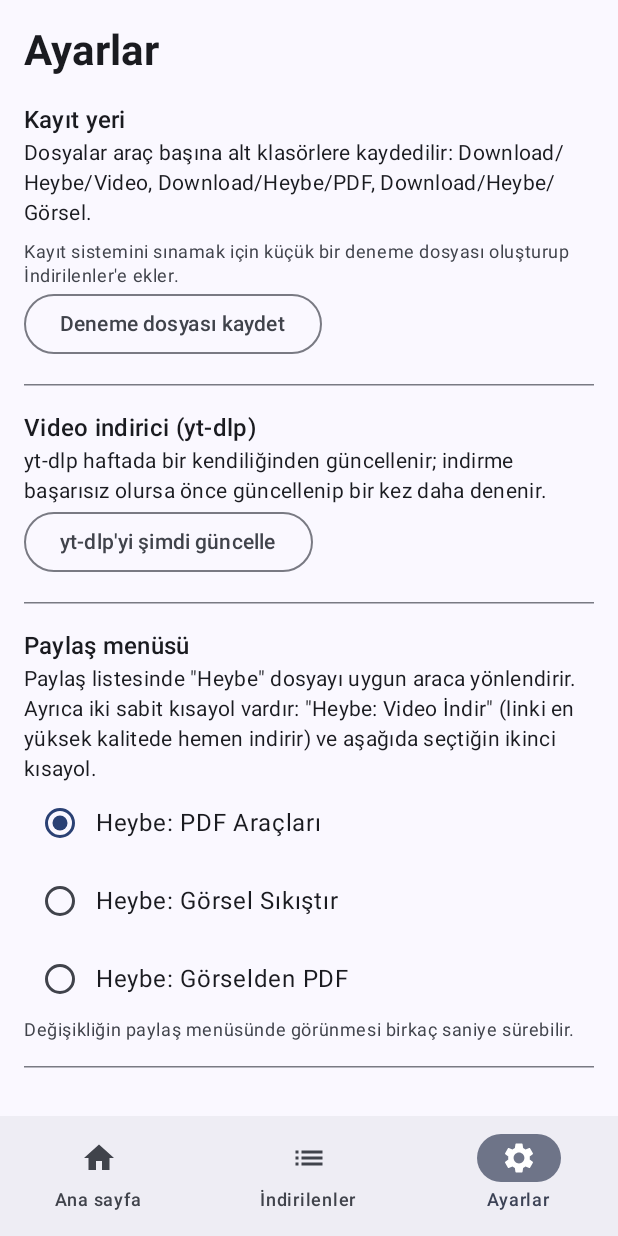
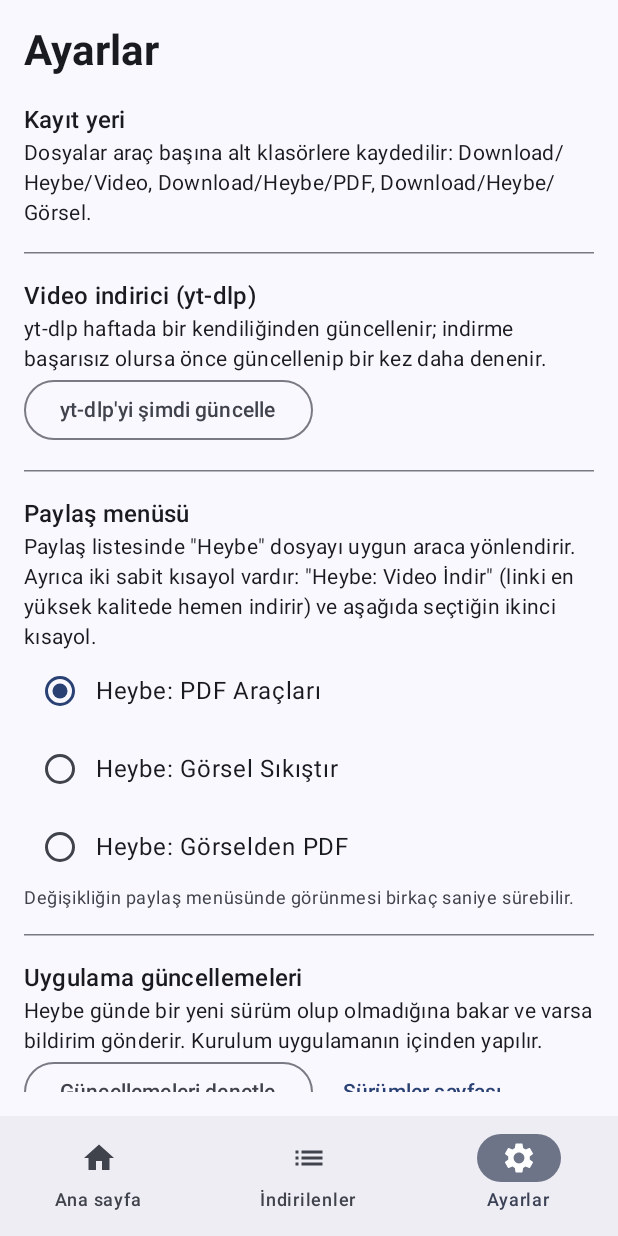
Before and after one commit to ercanerensayin/heybe, an Android app built with Jetpack Compose: the screen it shows after launch (MainActivity), item 3 of the bottom bar chosen, on a phone screen of 412 x 824 dp. Run offline under Robolectric (Android 15) with nearby library versions, the phone set to English and light mode, and no system bars; libraries missing offline, so code that uses them is left out: com.tom_roush.pdfbox, com.yausername.youtubedl_android; pictures from the network do not load; 2 statements that could not run were skipped.

Commit message:
Heybe 1.0: ikon, bildirim ikonu, deneme düğmesi kaldırıldı
Co-Authored-By: Claude Opus 5.5 <noreply@anthropic.com>
Claude-Session: https://claude.ai/code/session_014GZJzdJG8kKEcJnWWuYoy4

```diff
--- a/app/build.gradle.kts
+++ b/app/build.gradle.kts
@@ -12,7 +12,7 @@ android {
         minSdk = 26; targetSdk = 34
         // GitHub Actions her derlemede numarayı artırır; böylece her sürüm öncekinin üstüne kurulur.
         val run = System.getenv("GITHUB_RUN_NUMBER")?.toIntOrNull() ?: 0
-        versionCode = 100 + run; versionName = "0.7.$run"
+        versionCode = 100 + run; versionName = "1.0.$run"
         ndk { abiFilters += listOf("arm64-v8a") }
     }
     signingConfigs {
--- a/app/src/main/AndroidManifest.xml
+++ b/app/src/main/AndroidManifest.xml
@@ -11,7 +11,8 @@
     <application
         android:name=".HeybeApp"
         android:label="Heybe"
-        android:icon="@android:drawable/ic_menu_agenda"
+        android:icon="@mipmap/ic_launcher"
+        android:roundIcon="@mipmap/ic_launcher_round"
         android:supportsRtl="true"
         android:requestLegacyExternalStorage="true"
         android:extractNativeLibs="true"
--- a/app/src/main/java/com/ercan/heybe/tools/video/DownloadWorker.kt
+++ b/app/src/main/java/com/ercan/heybe/tools/video/DownloadWorker.kt
@@ -60,7 +60,7 @@ class DownloadWorker(ctx: Context, params: WorkerParameters) : CoroutineWorker(c
 
     private fun notification(title: String, percent: Int?, text: String) =
         NotificationCompat.Builder(applicationContext, CHANNEL)
-            .setSmallIcon(android.R.drawable.stat_sys_download)
+            .setSmallIcon(com.ercan.heybe.R.drawable.ic_stat_heybe)
             .setContentTitle(title)
             .setContentText(text)
             .setOnlyAlertOnce(true)
--- a/app/src/main/java/com/ercan/heybe/ui/SettingsScreen.kt
+++ b/app/src/main/java/com/ercan/heybe/ui/SettingsScreen.kt
@@ -50,27 +50,6 @@ fun SettingsScreen() {
         Text("Dosyalar araç başına alt klasörlere kaydedilir: " +
             FileStore.Folder.entries.filter { it != FileStore.Folder.DENEME }.joinToString(", ") { FileStore.locationLabel(it) } + ".",
             style = MaterialTheme.typography.bodyMedium)
-        Spacer(Modifier.padding(4.dp))
-        Text("Kayıt sistemini sınamak için küçük bir deneme dosyası oluşturup İndirilenler'e ekler.",
-            style = MaterialTheme.typography.bodySmall, color = MaterialTheme.colorScheme.onSurfaceVariant)
-        OutlinedButton(onClick = {
-            withStorage {
-                scope.launch {
-                    val result = runCatching {
-                        withContext(Dispatchers.IO) {
-                            val stamp = SimpleDateFormat("dd.MM.yyyy HH:mm:ss", Locale("tr")).format(Date())
-                            val saved = FileStore.save(ctx, FileStore.Folder.DENEME, "heybe_deneme.txt", "text/plain") {
-                                it.write("Heybe kayıt denemesi\n$stamp\n".toByteArray())
-                            }
-                            Recorder.done(ctx, "deneme", saved, "text/plain")
-                            saved
-                        }
-                    }
-                    result.onSuccess { Toast.makeText(ctx, "Kaydedildi: ${FileStore.locationLabel(FileStore.Folder.DENEME)}/${it.name}", Toast.LENGTH_LONG).show() }
-                        .onFailure { Toast.makeText(ctx, "Kaydedilemedi: ${it.message}", Toast.LENGTH_LONG).show() }
-                }
-            }
-        }) { Text("Deneme dosyası kaydet") }
 
         HorizontalDivider(Modifier.padding(vertical = 16.dp))
         Text("Video indirici (yt-dlp)", style = MaterialTheme.typography.titleMedium)
--- a/app/src/main/java/com/ercan/heybe/update/DailyWorker.kt
+++ b/app/src/main/java/com/ercan/heybe/update/DailyWorker.kt
@@ -52,7 +52,7 @@ class DailyWorker(ctx: Context, params: WorkerParameters) : CoroutineWorker(ctx,
             Intent(ctx, MainActivity::class.java).putExtra(MainActivity.EXTRA_UPDATE, true).addFlags(Intent.FLAG_ACTIVITY_NEW_TASK),
             PendingIntent.FLAG_IMMUTABLE or PendingIntent.FLAG_UPDATE_CURRENT)
         val n = NotificationCompat.Builder(ctx, CHANNEL)
-            .setSmallIcon(android.R.drawable.stat_sys_download_done)
+            .setSmallIcon(com.ercan.heybe.R.drawable.ic_stat_heybe)
             .setContentTitle("Heybe güncellemesi var")
             .setContentText("Sürüm $version kurulmaya hazır. Dokun ve kur.")
             .setContentIntent(open).setAutoCancel(true).build()
--- /dev/null
+++ b/app/src/main/res/drawable/ic_stat_heybe.xml
@@ -0,0 +1,12 @@
+<?xml version="1.0" encoding="utf-8"?>
+<vector xmlns:android="http://schemas.android.com/apk/res/android"
+    android:width="24dp" android:height="24dp"
+    android:viewportWidth="60" android:viewportHeight="60">
+    <group android:translateX="-24" android:translateY="-27">
+        <path android:fillColor="#FFFFFFFF" android:pathData="M26,32 h56 v8 h-56 z" />
+        <path android:fillColor="#FFFFFFFF" android:pathData="M26,40 h25 v32 q0,6 -6,6 h-13 q-6,0 -6,-6 z" />
+        <path android:fillColor="#FFFFFFFF" android:pathData="M57,40 h25 v32 q0,6 -6,6 h-13 q-6,0 -6,-6 z" />
+        <path android:fillColor="#FFFFFFFF" android:pathData="M31,78 h2 v5 h-2 z M36,78 h2 v5 h-2 z M41,78 h2 v5 h-2 z M46,78 h2 v5 h-2 z" />
+        <path android:fillColor="#FFFFFFFF" android:pathData="M62,78 h2 v5 h-2 z M67,78 h2 v5 h-2 z M72,78 h2 v5 h-2 z M77,78 h2 v5 h-2 z" />
+    </group>
+</vector>
--- /dev/null
+++ b/app/src/main/res/mipmap-anydpi-v26/ic_launcher.xml
@@ -0,0 +1,6 @@
+<?xml version="1.0" encoding="utf-8"?>
+<adaptive-icon xmlns:android="http://schemas.android.com/apk/res/android">
+    <background android:drawable="@color/ic_launcher_background" />
+    <foreground android:drawable="@drawable/ic_launcher_foreground" />
+    <monochrome android:drawable="@drawable/ic_launcher_mono" />
+</adaptive-icon>
--- /dev/null
+++ b/app/src/main/res/mipmap-anydpi-v26/ic_launcher_round.xml
@@ -0,0 +1,6 @@
+<?xml version="1.0" encoding="utf-8"?>
+<adaptive-icon xmlns:android="http://schemas.android.com/apk/res/android">
+    <background android:drawable="@color/ic_launcher_background" />
+    <foreground android:drawable="@drawable/ic_launcher_foreground" />
+    <monochrome android:drawable="@drawable/ic_launcher_mono" />
+</adaptive-icon>
--- /dev/null
+++ b/app/src/main/res/values/ic_colors.xml
@@ -0,0 +1,4 @@
+<?xml version="1.0" encoding="utf-8"?>
+<resources>
+    <color name="ic_launcher_background">#A9441F</color>
+</resources>
```
Also changed, not shown: app/src/main/res/drawable/ic_launcher_foreground.xml (added, +15 -0 lines), app/src/main/res/drawable/ic_launcher_mono.xml (added, +10 -0 lines), 1 other file.
